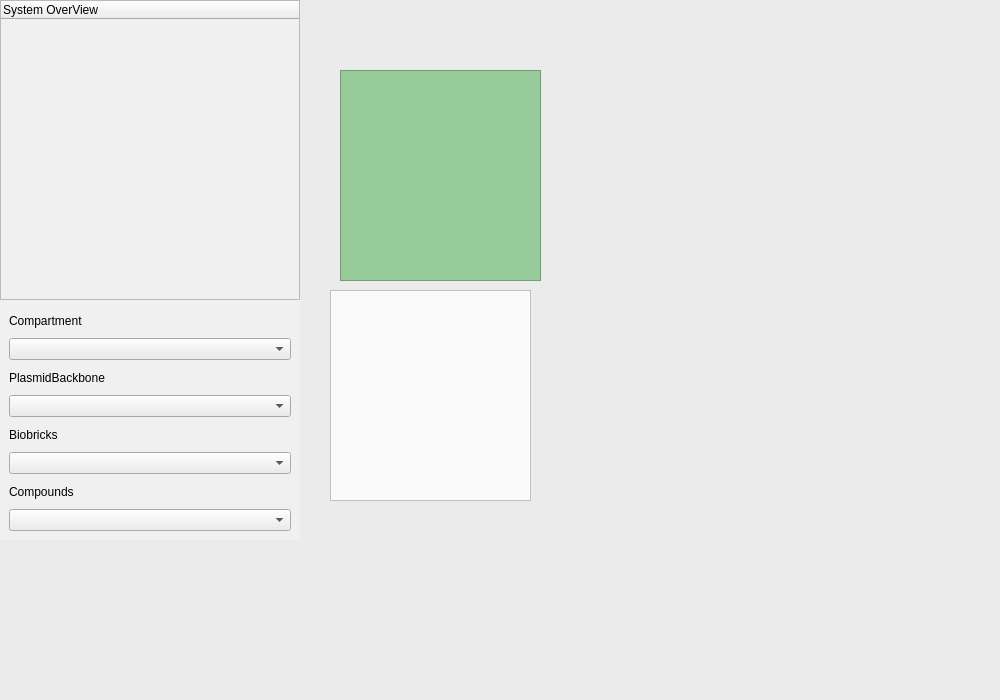
Before: the Qt Designer form src/igameUiMort/MainGraphicsView.ui in jkdirac/igame, drawn with Qt 5.
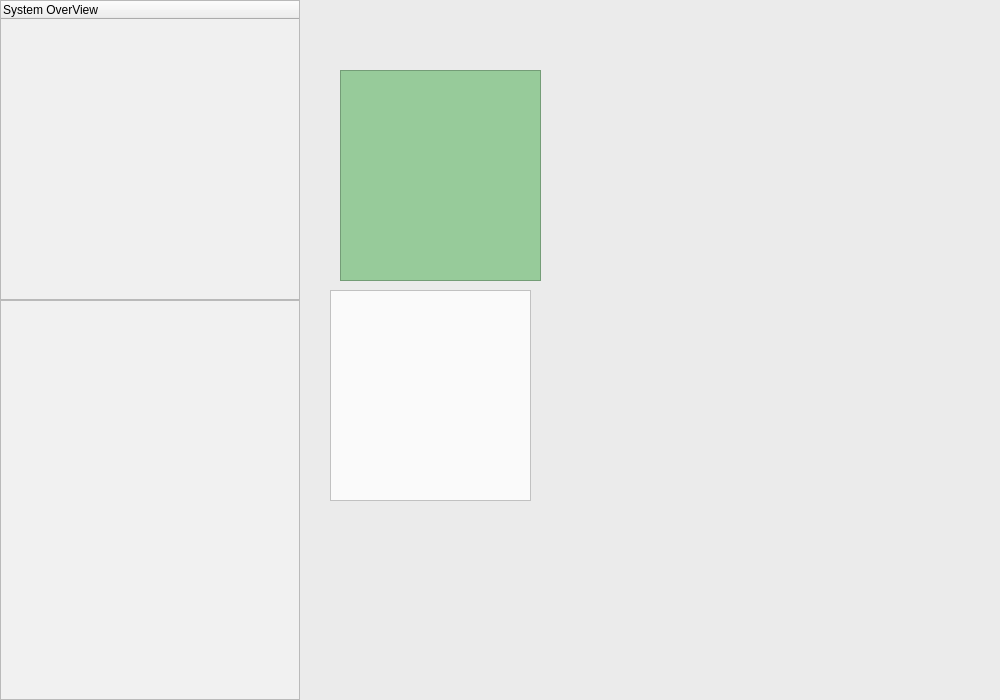
After: the same form once the commit is applied. Icons and pictures are not drawn.

Diff of the .ui file:
```diff
--- a/src/igameUiMort/MainGraphicsView.ui
+++ b/src/igameUiMort/MainGraphicsView.ui
@@ -361,6 +361,19 @@
     <bool>true</bool>
    </property>
   </widget>
+  <widget class="QTextBrowser" name="m_console">
+   <property name="geometry">
+    <rect>
+     <x>0</x>
+     <y>300</y>
+     <width>300</width>
+     <height>400</height>
+    </rect>
+   </property>
+   <property name="styleSheet">
+    <string notr="true">background-color: rgb(241, 241, 241);</string>
+   </property>
+  </widget>
  </widget>
  <resources>
   <include location="iGaME.qrc"/>
```
